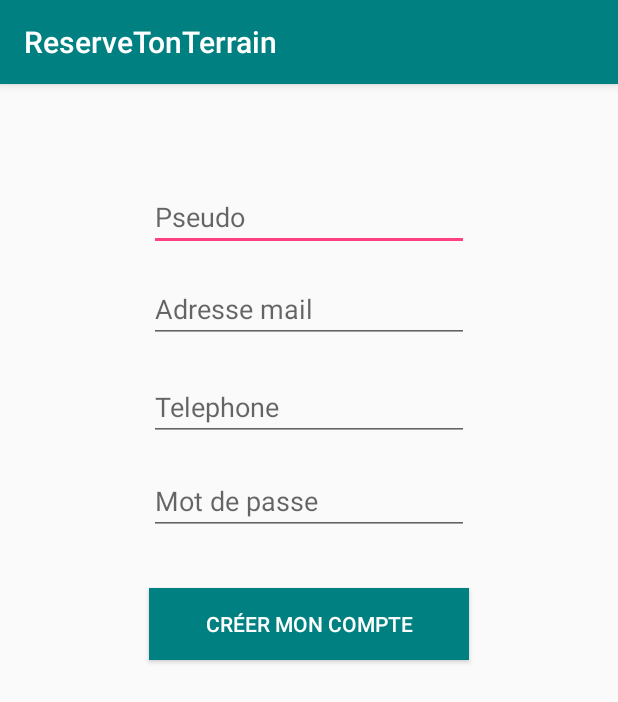
After one commit to Lolo33/RTT-APP-Android, an Android app: the InscriptionActivity screen opened directly, with no data from a screen before it, on a phone screen of 412 x 824 dp. The commit adds this screen. Shown: the top 702 px of the screen. Run offline under Robolectric (Android 15) with nearby library versions, the phone set to English and light mode, and no system bars; our stand-ins replace Volley; network calls fail.

Commit message:
Inscription fonctionnelle

```diff
--- a/app/src/main/AndroidManifest.xml
+++ b/app/src/main/AndroidManifest.xml
@@ -26,7 +26,8 @@
         <activity
             android:name=".MenuActivity"
             android:label="@string/title_activity_menu"
-            android:theme="@style/AppTheme.NoActionBar"></activity>
+            android:theme="@style/AppTheme.NoActionBar" />
+        <activity android:name=".InscriptionActivity"></activity>
     </application>
 
 </manifest>
--- a/app/src/main/java/com/example/niquelesstup/rtt/Classes/Api/JsonConverter.java
+++ b/app/src/main/java/com/example/niquelesstup/rtt/Classes/Api/JsonConverter.java
@@ -81,6 +81,8 @@ public class JsonConverter {
                 Lieu unLieu = new Lieu(objetJson.getInt("id"), objetJson.getString("lieuCp"), objetJson.getString("lieuVille"),
                         objetJson.getString("lieuNom"), objetJson.getString("lieuAdresseL1"), objetJson.getString("lieuAdresseL2"),
                         dpt, objetJson.getString("lieuLogo"));
+                JSONArray listeEventJson = objetJson.getJSONArray("listeEvents");
+                unLieu.setCompteEvents(listeEventJson.length());
                 listeLieux.add(unLieu);
             }
         } catch (JSONException ex) {
--- /dev/null
+++ b/app/src/main/res/layout/activity_inscription.xml
@@ -0,0 +1,82 @@
+<?xml version="1.0" encoding="utf-8"?>
+<android.support.constraint.ConstraintLayout xmlns:android="http://schemas.android.com/apk/res/android"
+    xmlns:app="http://schemas.android.com/apk/res-auto"
+    xmlns:tools="http://schemas.android.com/tools"
+    android:layout_width="match_parent"
+    android:layout_height="match_parent"
+    tools:context="com.example.niquelesstup.rtt.InscriptionActivity">
+
+    <RelativeLayout
+        android:layout_width="match_parent"
+        android:layout_height="match_parent"
+        tools:layout_editor_absoluteX="8dp"
+        tools:layout_editor_absoluteY="8dp">
+
+        <EditText
+            android:id="@+id/inputPseudoInsc"
+            android:layout_width="wrap_content"
+            android:layout_height="wrap_content"
+            android:layout_alignParentTop="true"
+            android:layout_centerHorizontal="true"
+            android:layout_marginTop="66dp"
+            android:ems="10"
+            android:hint="Pseudo"
+            android:inputType="textPersonName"
+            android:textColorLink="@color/colorPrimary" />
+
+        <EditText
+            android:id="@+id/inputMail"
+            android:layout_width="wrap_content"
+            android:layout_height="wrap_content"
+            android:layout_alignStart="@+id/inputPseudoInsc"
+            android:layout_below="@+id/inputPseudoInsc"
+            android:layout_marginTop="16dp"
+            android:ems="10"
+            android:hint="Adresse mail"
+            android:inputType="textEmailAddress" />
+
+        <EditText
+            android:id="@+id/inputPassword"
+            android:layout_width="wrap_content"
+            android:layout_height="wrap_content"
+            android:layout_alignStart="@+id/inputMail"
+            android:layout_below="@+id/inputPhone"
+            android:layout_marginTop="17dp"
+            android:ems="10"
+            android:hint="Mot de passe"
+            android:inputType="textPassword" />
+
+        <EditText
+            android:id="@+id/inputPhone"
+            android:layout_width="wrap_content"
+            android:layout_height="wrap_content"
+            android:layout_alignStart="@+id/inputPassword"
+            android:layout_below="@+id/inputMail"
+            android:layout_marginTop="20dp"
+            android:ems="10"
+            android:hint="Telephone"
+            android:inputType="phone" />
+
+        <Button
+            android:id="@+id/button2"
+            android:layout_width="wrap_content"
+            android:layout_height="wrap_content"
+            android:layout_alignEnd="@+id/inputPassword"
+            android:layout_alignStart="@+id/inputPassword"
+            android:layout_below="@+id/inputPassword"
+            android:layout_marginTop="35dp"
+            android:background="@color/colorPrimary"
+            android:onClick="ClicBtnInscription"
+            android:text="Créer mon compte"
+            android:textColor="@android:color/background_light" />
+
+        <TextView
+            android:id="@+id/textViewReponse"
+            android:layout_width="wrap_content"
+            android:layout_height="wrap_content"
+            android:layout_alignParentTop="true"
+            android:layout_centerHorizontal="true"
+            android:layout_marginTop="26dp" />
+
+    </RelativeLayout>
+</android.support.constraint.ConstraintLayout>
--- a/app/src/main/res/layout/content_menu.xml
+++ b/app/src/main/res/layout/content_menu.xml
@@ -10,8 +10,8 @@
 
     <RelativeLayout
         android:id="@+id/contentFrame"
-        android:layout_width="304dp"
-        android:layout_height="437dp"
+        android:layout_width="match_parent"
+        android:layout_height="match_parent"
         tools:layout_editor_absoluteX="8dp"
         tools:layout_editor_absoluteY="8dp">
 
--- a/app/src/main/res/layout/liste_matchs.xml
+++ b/app/src/main/res/layout/liste_matchs.xml
@@ -1,5 +1,6 @@
 <?xml version="1.0" encoding="utf-8"?>
 <RelativeLayout xmlns:android="http://schemas.android.com/apk/res/android"
+    android:id="@+id/rlList"
     android:layout_width="fill_parent"
     android:layout_height="fill_parent">
 
```
Also changed, not shown: app/src/main/java/com/example/niquelesstup/rtt/Classes/Lieu.java (+8 -1 lines), app/src/main/java/com/example/niquelesstup/rtt/InscriptionActivity.java (added, +101 -0 lines), app/src/main/java/com/example/niquelesstup/rtt/ListeMatchFragment.java (+6 -4 lines), app/src/main/java/com/example/niquelesstup/rtt/LoginnActivity.java (+4 -12 lines), app/src/main/res/layout/activity_loginn.xml (+27 -12 lines).
